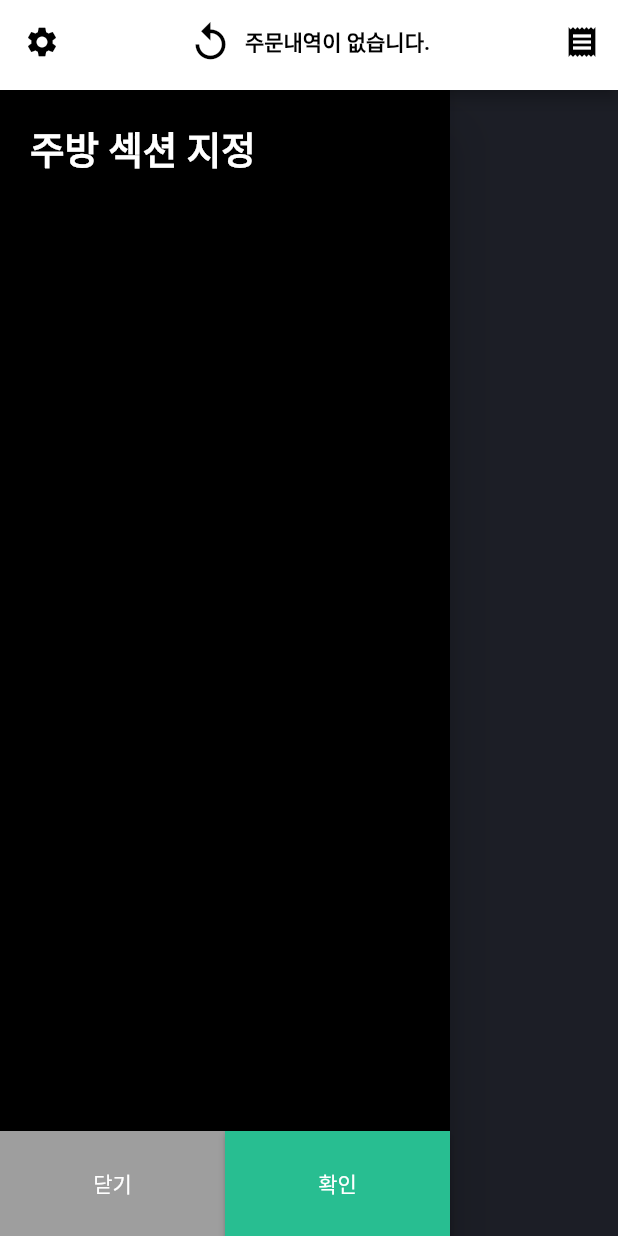
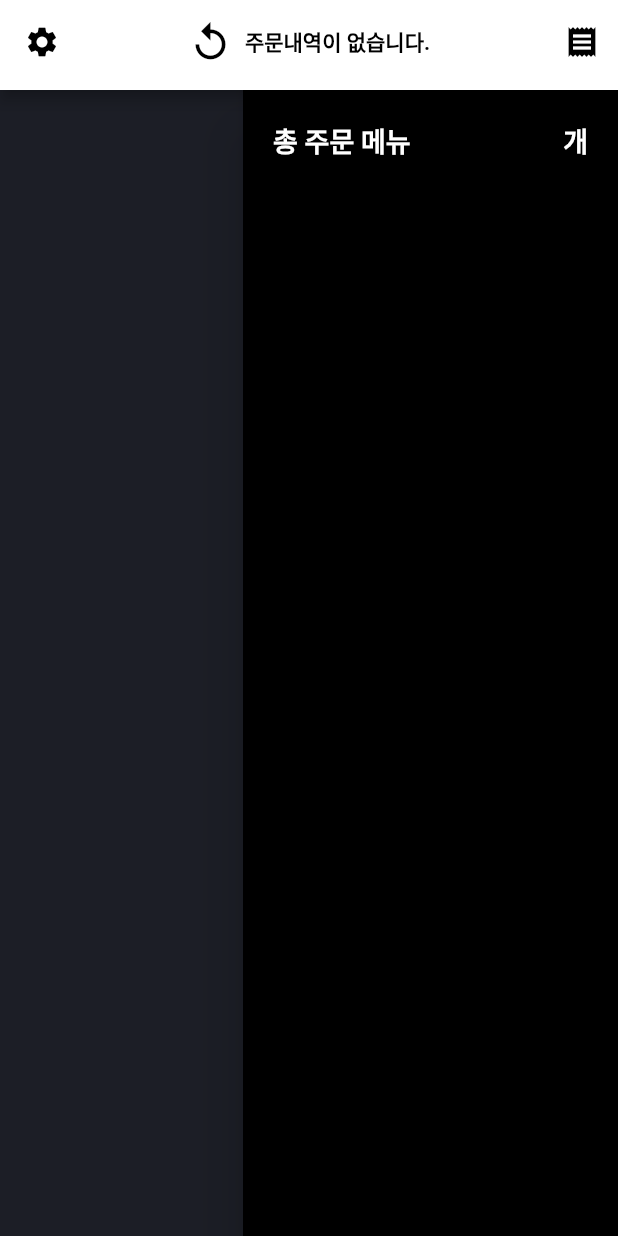
Before and after one commit to songhajang/flutter-orderSheet, a Flutter app: the screen it shows after launch, in the side drawer, after a tap on the "receipt" icon, on a phone screen of 412 x 824 dp. Run offline on Flutter 3.47's test engine with Material 2 defaults, Android fonts, the phone set to English and light mode, and no system bars; our stand-ins replace cloud_firestore, firebase_core; accounts and stored records are empty.

```diff
--- a/lib/Appbar.dart
+++ b/lib/Appbar.dart
@@ -1,13 +1,15 @@
 // ----appbar 구현 시작----
-import 'dart:js';
 
-import 'package:flutter/cupertino.dart';
 import 'package:flutter/material.dart';
 
 Widget CreateAppBar({
-  String? title,
+  required String title,
+  // required String sectionText,
   required GlobalKey<ScaffoldState> scaffoldKey,
+  required List datas,
 }) {
+  // print(sectionText);
+
   return AppBar(
     automaticallyImplyLeading: false,
     backgroundColor: Colors.white,
@@ -20,7 +22,7 @@ Widget CreateAppBar({
         color: Colors.black,
       ),
       label: Text(
-        title!,
+        title,
         style:
             const TextStyle(fontWeight: FontWeight.bold, color: Colors.black),
       ),
@@ -29,10 +31,11 @@ Widget CreateAppBar({
     leading: IconButton(
       icon: const Icon(Icons.settings),
       onPressed: () => scaffoldKey.currentState!.openDrawer(),
-      // onPressed: (() {}),
     ),
     actions: <Widget>[
-      IconButton(onPressed: () {}, icon: const Icon(Icons.receipt))
+      IconButton(
+          onPressed: () => scaffoldKey.currentState!.openEndDrawer(),
+          icon: const Icon(Icons.receipt))
     ],
   );
 }
--- a/lib/drewer.dart
+++ b/lib/drewer.dart
@@ -1,14 +1,15 @@
 // ----Drewar 구현 시작----
-import 'dart:js';
 
 import 'package:cloud_firestore/cloud_firestore.dart';
 import 'package:flutter/material.dart';
 
+import 'Test.dart';
 import 'items.dart';
 
 Widget Drewar({
   required GlobalKey<ScaffoldState> scaffoldKey,
   required List datas,
+  required List dataId,
 }) {
   return Column(crossAxisAlignment: CrossAxisAlignment.start, children: <
       Widget>[
@@ -32,7 +33,9 @@ Widget Drewar({
           final documents = snapshot.data!.docs;
           return Expanded(
             child: ListView(
-              children: documents.map((doc) => buildItem(doc, datas)).toList(),
+              children: documents
+                  .map((doc) => buildItem(doc, datas, dataId))
+                  .toList(),
             ),
           );
         }),
--- /dev/null
+++ b/lib/endDrewer.dart
@@ -0,0 +1,58 @@
+// import 'dart:html';
+
+import 'package:cloud_firestore/cloud_firestore.dart';
+import 'package:flutter/material.dart';
+
+import 'Test.dart';
+
+Widget endDrewar({
+  required GlobalKey<ScaffoldState> scaffoldKey,
+  required List datas,
+}) {
+  return Column(
+      crossAxisAlignment: CrossAxisAlignment.start,
+      children: <Widget>[
+        Container(
+            margin: const EdgeInsets.all(20),
+            child: Column(
+              children: [
+                Row(
+                  mainAxisAlignment: MainAxisAlignment.spaceBetween,
+                  children: [
+                    Text(
+                      '총 주문 메뉴',
+                      style: TextStyle(
+                        color: Colors.white,
+                        fontSize: 18,
+                        fontWeight: FontWeight.bold,
+                      ),
+                    ),
+                    Text(
+                      '개',
+                      style: TextStyle(
+                        color: Colors.white,
+                        fontSize: 18,
+                        fontWeight: FontWeight.bold,
+                      ),
+                    ),
+                  ],
+                ),
+                // StreamBuilder<QuerySnapshot>(
+                //     stream: FirebaseFirestore.instance
+                //         .collection('order')
+                //         .snapshots(),
+                //     builder: (context, snapshot) {
+                //       if (!snapshot.hasData) {
+                //         return const CircularProgressIndicator();
+                //       }
+                //       final documents = snapshot.data!.docs;
+                //       return Expanded(
+                //         child: ListView(
+                //           children: documents.map((doc) => Test(doc)).toList(),
+                //         ),
+                //       );
+                //     }),
+              ],
+            )),
+      ]);
+}
--- a/lib/main.dart
+++ b/lib/main.dart
@@ -1,10 +1,14 @@
 // import 'dart:math';
 
 // import 'package:flutter/cupertino.dart';
+import 'dart:developer';
+
+import 'package:cloud_firestore/cloud_firestore.dart';
 import 'package:flutter/material.dart';
-import 'package:cloud_firestore/cloud_firestore.dart';
+import 'package:flutter_application_1/Test.dart';
 import 'Appbar.dart';
 import 'drewer.dart';
+import 'endDrewer.dart';
 import 'firebase_options.dart';
 import 'package:firebase_core/firebase_core.dart';
 
@@ -21,6 +25,12 @@ class Category {
   String custom;
   bool isSected;
   Category(this.custom, {this.isSected = false});
+}
+
+class Orders {
+  String orderData;
+  String category;
+  Orders(this.orderData, this.category);
 }
 
 class MyApp extends StatelessWidget {
@@ -45,25 +55,56 @@ class MyHomePage extends StatefulWidget {
 class _MyHomePageState extends State<MyHomePage> {
   String title = '주문내역이 없습니다.';
   List datas = [];
-  // var scaffoldKey = GlobalKey<ScaffoldState>();
-
+  List dataId = [];
   @override
   Widget build(BuildContext context) {
+    print(datas);
     var scaffoldKey = new GlobalKey<ScaffoldState>();
     return Scaffold(
       drawerScrimColor: Colors.transparent,
       appBar: PreferredSize(
         preferredSize: const Size.fromHeight(60.0),
-        child: CreateAppBar(title: title, scaffoldKey: scaffoldKey),
+        child: CreateAppBar(
+          title: title,
+          scaffoldKey: scaffoldKey,
+          datas: datas,
+        ),
       ),
       body: Scaffold(
           key: scaffoldKey,
           drawer: Drawer(
             width: 300,
             backgroundColor: Colors.black,
-          child: Drewar(scaffoldKey: scaffoldKey, datas: datas),
+            child: Drewar(
+              scaffoldKey: scaffoldKey,
+              datas: datas,
+              dataId: dataId,
             ),
           ),
+          endDrawer: Drawer(
+            width: 250,
+            backgroundColor: Colors.black,
+            child: endDrewar(scaffoldKey: scaffoldKey, datas: datas),
+          ),
+          body: Column(children: [
+            StreamBuilder<QuerySnapshot>(
+                stream:
+                    FirebaseFirestore.instance.collection('order').snapshots(),
+                builder: (context, snapshot) {
+                  if (!snapshot.hasData) {
+                    return const CircularProgressIndicator();
+                  }
+
+                  final documents = snapshot.data!.docs;
+
+                  log("snapshot : ${documents.toList()}");
+                  return Expanded(
+                    child: ListView(
+                      children: documents.map((doc) => Test(doc)).toList(),
+                    ),
+                  );
+                }),
+          ])),
     );
   }
 }
```
Also changed, not shown: lib/Test.dart (added, +20 -0 lines), lib/items.dart (+31 -15 lines). Lines whose indentation alone changed are shown as unchanged.
